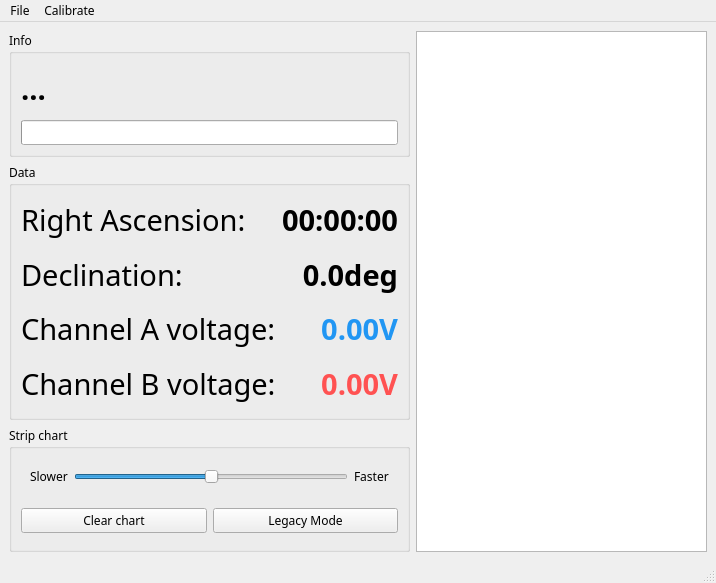
Before: the Qt Designer form threepio/layouts/threepio.ui in finnjames/verdant-shores, drawn with Qt 5.
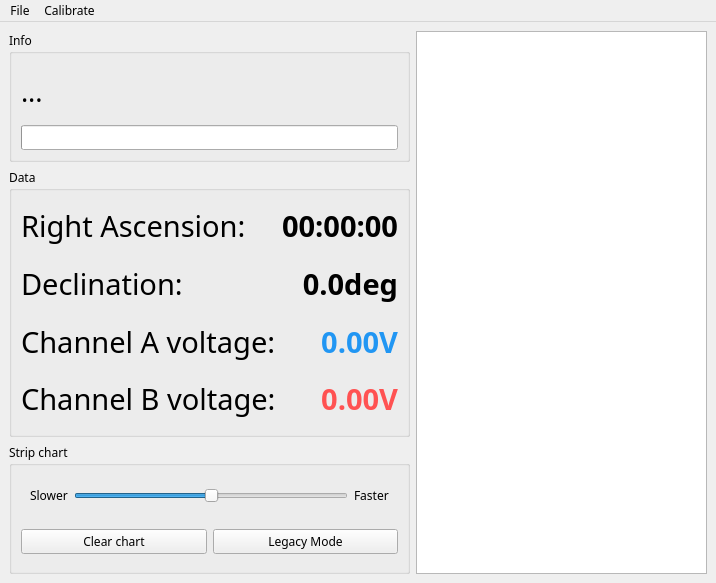
After: the same form once the commit is applied. Custom widgets are drawn as their Qt base class.

Diff of the .ui file:
```diff
--- a/threepio/layouts/threepio.ui
+++ b/threepio/layouts/threepio.ui
@@ -46,10 +46,8 @@
         <widget class="QLabel" name="message_label">
          <property name="font">
           <font>
-           <pointsize>22</pointsize>
-           <weight>75</weight>
-           <italic>false</italic>
-           <bold>true</bold>
+           <family>Iosevka Aile</family>
+           <pointsize>20</pointsize>
           </font>
          </property>
          <property name="text">
@@ -132,7 +130,6 @@
            <pointsize>22</pointsize>
            <weight>75</weight>
            <bold>true</bold>
-           <kerning>false</kerning>
           </font>
          </property>
          <property name="text">
@@ -218,7 +215,6 @@
            <pointsize>22</pointsize>
            <weight>75</weight>
            <bold>true</bold>
-           <kerning>false</kerning>
           </font>
          </property>
          <property name="text">
@@ -253,7 +249,6 @@
            <pointsize>22</pointsize>
            <weight>75</weight>
            <bold>true</bold>
-           <kerning>false</kerning>
           </font>
          </property>
          <property name="text">
@@ -339,7 +334,6 @@
            <pointsize>22</pointsize>
            <weight>75</weight>
            <bold>true</bold>
-           <kerning>false</kerning>
           </font>
          </property>
          <property name="text">
@@ -531,7 +525,6 @@
    <addaction name="menuFile"/>
    <addaction name="menuCalibration"/>
   </widget>
-  <widget class="QStatusBar" name="statusbar"/>
   <action name="actionRA">
    <property name="text">
     <string>RA...</string>
```
Left out of the diff: 5 changed lines with no effect on the pictures.
